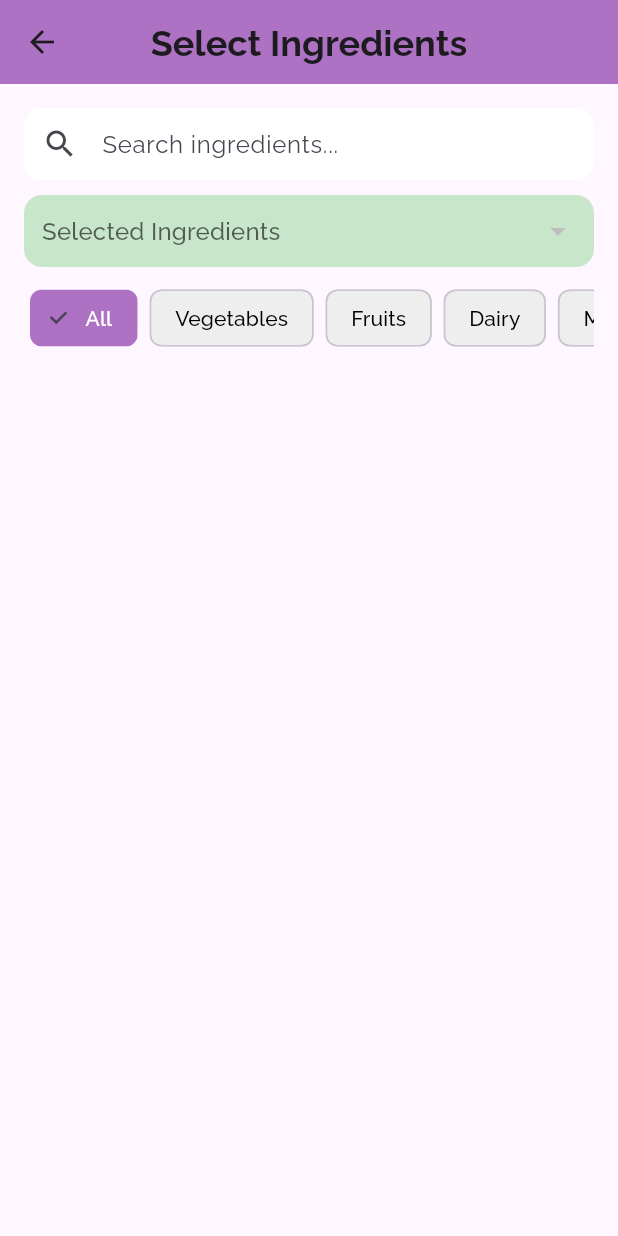
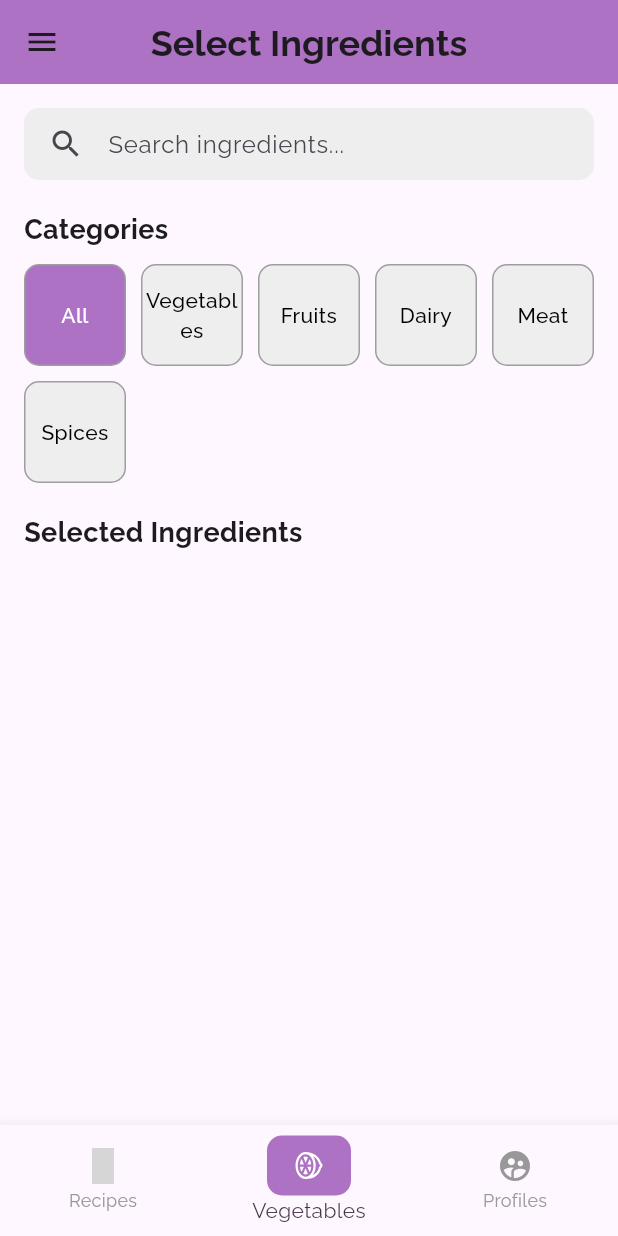
Before and after one commit to ahaandesai27/Inheritance-2024-mars, a Flutter app: the IngredientSelector screen opened by its route, on a phone screen of 412 x 824 dp. Run offline on Flutter 3.47's test engine with Material 3 defaults, Android fonts, the phone set to English and light mode, and no system bars; our stand-ins replace flutter_material_design_icons, google_fonts, jwt_decoder, line_awesome_flutter, shared_preferences; accounts and stored records are empty; grey boxes are pictures that could not be loaded.

Commit message:
Changed UI of Ingredient Selector

```diff
--- a/app/lib/pages/ingredientselector.dart
+++ b/app/lib/pages/ingredientselector.dart
@@ -6,9 +6,11 @@ import 'package:google_fonts/google_fonts.dart';
 
 import '../api/apiurl.dart';
 import '../utils/colors.dart';
+import '../widgets/navbar.dart';
+import '../widgets/sidebar.dart';
 
 class IngredientSelector extends StatefulWidget {
-  const IngredientSelector({Key? key}) : super(key: key);
+  const IngredientSelector({super.key});
 
   @override
   State<IngredientSelector> createState() => _IngredientSelectorState();
@@ -23,14 +25,22 @@ class _IngredientSelectorState extends State<IngredientSelector> {
   final String apiBaseUrl = apiUrl;
   String _selectedCategory = "All";
   final List<String> _categories = [
-    "All", "Vegetables", "Fruits", "Dairy", "Meat", "Spices"
+    "All",
+    "Vegetables",
+    "Fruits",
+    "Dairy",
+    "Meat",
+    "Spices"
   ];
 
   String capitalizeWords(String text) {
     if (text.isEmpty) return text;
-    return text.split(' ').map((word) =>
-    word.isNotEmpty ? word[0].toUpperCase() + word.substring(1).toLowerCase() : ''
-    ).join(' ');
+    return text
+        .split(' ')
+        .map((word) => word.isNotEmpty
+            ? word[0].toUpperCase() + word.substring(1).toLowerCase()
+            : '')
+        .join(' ');
   }
 
   @override
@@ -62,16 +72,19 @@ class _IngredientSelectorState extends State<IngredientSelector> {
 
     try {
       final response = await http.get(
-        Uri.parse('$apiBaseUrl/api/ingredients?q=$query&category=$_selectedCategory&limit=5'),
+        Uri.parse(
+            '$apiBaseUrl/api/ingredients?q=$query&category=$_selectedCategory&limit=5'),
       );
 
       if (response.statusCode == 200) {
         final List<dynamic> data = jsonDecode(response.body);
         setState(() {
-          _suggestions = data.map((item) => {
+          _suggestions = data
+              .map((item) => {
                     'name': capitalizeWords(item['name'].toString()),
                     'category': capitalizeWords(item['category'].toString()),
-          }).toList();
+                  })
+              .toList();
         });
       }
     } catch (e) {
@@ -102,6 +115,35 @@ class _IngredientSelectorState extends State<IngredientSelector> {
     super.dispose();
   }
 
+  Widget _buildCategoryTile(String title) {
+    return GestureDetector(
+      onTap: () {
+        setState(() {
+          _selectedCategory = title;
+          _fetchSuggestions(_searchController.text);
+        });
+      },
+      child: Container(
+        decoration: BoxDecoration(
+          color: _selectedCategory == title ? Colour.purpur : Colors.grey[200],
+          borderRadius: BorderRadius.circular(10.0),
+          border: Border.all(color: Colors.grey),
+        ),
+        child: Center(
+          child: Text(
+            title,
+            style: TextStyle(
+              fontSize: 14,
+              fontWeight: FontWeight.w500,
+              color: _selectedCategory == title ? Colors.white : Colors.black,
+            ),
+            textAlign: TextAlign.center,
+          ),
+        ),
+      ),
+    );
+  }
+
   @override
   Widget build(BuildContext context) {
     return Scaffold(
@@ -112,18 +154,34 @@ class _IngredientSelectorState extends State<IngredientSelector> {
         ),
         centerTitle: true,
         backgroundColor: Colour.purpur,
+        leading: Builder(
+          builder: (BuildContext context) => IconButton(
+            icon: const Icon(Icons.menu),
+            onPressed: () {
+              Scaffold.of(context).openDrawer();
+            },
           ),
-      body: Padding(
+        ),
+      ),
+      body: SingleChildScrollView(
+        child: Padding(
           padding: const EdgeInsets.all(16.0),
           child: Column(
             crossAxisAlignment: CrossAxisAlignment.start,
             children: [
-            // Search Bar
-            TextField(
+              // Search Bar (Matching RecipePage style)
+              Container(
+                padding: const EdgeInsets.symmetric(horizontal: 16),
+                decoration: BoxDecoration(
+                  color: Colors.grey[200],
+                  borderRadius: BorderRadius.circular(10),
+                ),
+                child: TextField(
                   controller: _searchController,
                   decoration: InputDecoration(
                     hintText: 'Search ingredients...',
-                prefixIcon: const Icon(Icons.search),
+                    border: InputBorder.none,
+                    icon: const Icon(Icons.search),
                     suffixIcon: _isLoading
                         ? const SizedBox(
                             width: 20,
@@ -131,90 +189,87 @@ class _IngredientSelectorState extends State<IngredientSelector> {
                             child: CircularProgressIndicator(strokeWidth: 2),
                           )
                         : null,
-                filled: true,
-                fillColor: Colors.white,
-                border: OutlineInputBorder(
-                  borderRadius: BorderRadius.circular(12),
-                  borderSide: BorderSide.none,
-                ),
-                contentPadding: const EdgeInsets.symmetric(
-                  horizontal: 16,
-                  vertical: 12,
                   ),
                 ),
               ),
-            const SizedBox(height: 10),
+              const SizedBox(height: 20),
 
-            // Dropdown for selected ingredients
-            Container(
-              decoration: BoxDecoration(
-                color: Colors.green[100],
-                borderRadius: BorderRadius.circular(12),
-              ),
-              padding: const EdgeInsets.symmetric(horizontal: 12),
-              child: DropdownButtonHideUnderline(
-                child: DropdownButton<String>(
-                  hint: Text("Selected Ingredients"),
-                  isExpanded: true,
-                  items: _selectedIngredients.map((ingredient) {
-                    return DropdownMenuItem<String>(
-                      value: ingredient,
-                      child: Text(capitalizeWords(ingredient)),
-                    );
-                  }).toList(),
-                  onChanged: (value) {},
-                ),
+              // Categories Section (Matching RecipePage style)
+              const Text(
+                'Categories',
+                style: TextStyle(
+                  fontSize: 18,
+                  fontWeight: FontWeight.bold,
                 ),
               ),
               const SizedBox(height: 10),
+              GridView.count(
+                shrinkWrap: true,
+                physics: const NeverScrollableScrollPhysics(),
+                crossAxisCount: 5,
+                crossAxisSpacing: 10,
+                mainAxisSpacing: 10,
+                children: _categories
+                    .map((category) => _buildCategoryTile(category))
+                    .toList(),
+              ),
+              const SizedBox(height: 20),
 
-            // Category Selection Buttons
-            SingleChildScrollView(
-              scrollDirection: Axis.horizontal,
-              child: Row(
-                children: _categories.map((category) {
-                  return Padding(
-                    padding: const EdgeInsets.symmetric(horizontal: 4.0),
-                    child: ChoiceChip(
-                      label: Text(category),
-                      selected: _selectedCategory == category,
-                      onSelected: (selected) {
-                        setState(() {
-                          _selectedCategory = category;
-                          _fetchSuggestions(_searchController.text);
-                        });
-                      },
-                      selectedColor: Colour.purpur,
-                      backgroundColor: Colors.grey[200],
-                      labelStyle: TextStyle(
-                        color: _selectedCategory == category ? Colors.white : Colors.black,
+              // Selected Ingredients Section
+              const Text(
+                'Selected Ingredients',
+                style: TextStyle(
+                  fontSize: 18,
+                  fontWeight: FontWeight.bold,
                 ),
               ),
+              const SizedBox(height: 10),
+              if (_selectedIngredients.isNotEmpty)
+                Container(
+                  padding: const EdgeInsets.all(12),
+                  decoration: BoxDecoration(
+                    color: Colors.grey[200],
+                    borderRadius: BorderRadius.circular(10),
+                  ),
+                  child: Wrap(
+                    spacing: 8,
+                    runSpacing: 8,
+                    children: _selectedIngredients.map((ingredient) {
+                      return Chip(
+                        label: Text(capitalizeWords(ingredient)),
+                        onDeleted: () => _toggleIngredient(ingredient),
+                        backgroundColor: Colour.purpur,
+                        labelStyle: const TextStyle(color: Colors.white),
+                        deleteIconColor: Colors.white,
                       );
                     }).toList(),
                   ),
                 ),
+              const SizedBox(height: 20),
+
+              // Suggestions List
+              if (_suggestions.isNotEmpty) ...[
+                const Text(
+                  'Suggestions',
+                  style: TextStyle(
+                    fontSize: 18,
+                    fontWeight: FontWeight.bold,
+                  ),
+                ),
                 const SizedBox(height: 10),
-
-            // Ingredients List
-            Expanded(
-              child: ListView.builder(
-                itemCount: _suggestions.length,
-                itemBuilder: (context, index) {
-                  final ingredient = _suggestions[index]['name'];
-                  final category = _suggestions[index]['category'];
+                ..._suggestions.map((suggestion) {
+                  final ingredient = suggestion['name'];
+                  final category = suggestion['category'];
                   final isSelected = _selectedIngredients.contains(ingredient);
 
-                  return Padding(
-                    padding: const EdgeInsets.symmetric(vertical: 4.0),
-                    child: Card(
-                      elevation: 2,
-                      color: isSelected ? Colors.green[100] : Colors.white,
-                      shape: RoundedRectangleBorder(
-                        borderRadius: BorderRadius.circular(12),
-                        side: BorderSide(
-                          color: Colour.purpur,
-                          width: 1.0,
+                  return Container(
+                    margin: const EdgeInsets.only(bottom: 8.0),
+                    decoration: BoxDecoration(
+                      color: Colors.white,
+                      borderRadius: BorderRadius.circular(10.0),
+                      border: Border.all(
+                        color: isSelected ? Colour.purpur : Colors.grey,
+                        width: 2.0,
                       ),
                     ),
                     child: ListTile(
@@ -227,7 +282,8 @@ class _IngredientSelectorState extends State<IngredientSelector> {
                       ),
                       subtitle: Text(
                         category,
-                          style: GoogleFonts.raleway(fontSize: 14, color: Colors.grey[700]),
+                        style: GoogleFonts.raleway(
+                            fontSize: 14, color: Colors.grey[700]),
                       ),
                       trailing: Checkbox(
                         value: isSelected,
@@ -236,14 +292,15 @@ class _IngredientSelectorState extends State<IngredientSelector> {
                       ),
                       onTap: () => _toggleIngredient(ingredient),
                     ),
-                    ),
                   );
-                },
-              ),
-            ),
+                }).toList(),
+              ],
             ],
           ),
         ),
+      ),
+      drawer: const AppDrawer(),
+      bottomNavigationBar: const Navbar(),
     );
   }
 }
```
Lines whose indentation alone changed are shown as unchanged.
